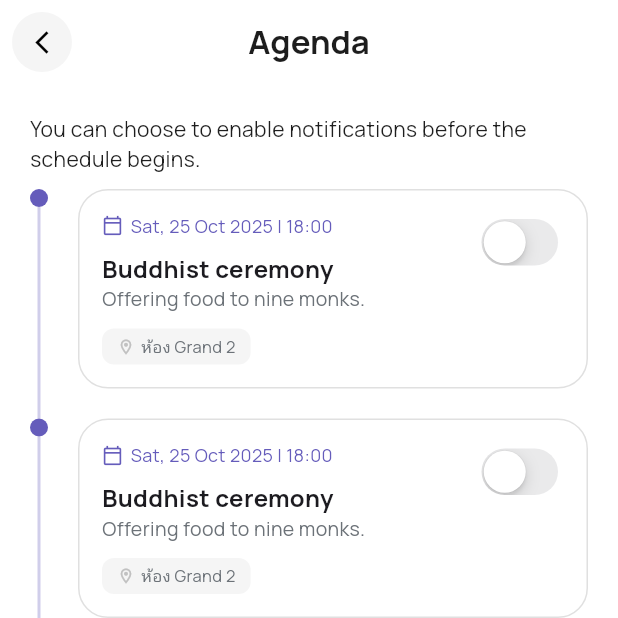
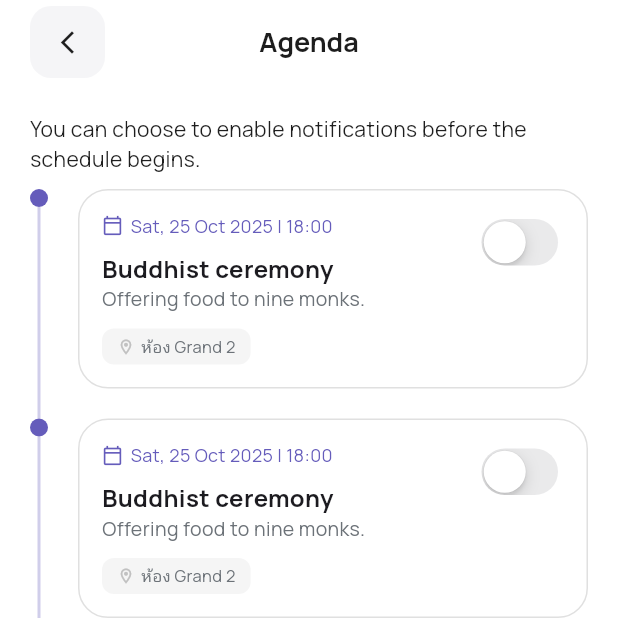
Before and after one commit to Sompong6103/our_moment_app, a Flutter app: the AgendaScreen screen opened directly, on a phone screen of 412 x 824 dp, the top half of it. Run offline on Flutter 3.47's test engine with Material 3 defaults, Android fonts, the phone set to English and light mode, and no system bars; our stand-ins replace flutter_colorpicker, image_picker; missing offline and left inert: mobile_scanner; network calls fail.

Commit message:
🚀 style: update app bar design across multiple screens for consistency

```diff
--- a/MobileApp/lib/features/event/presentation/pages/agenda_screen.dart
+++ b/MobileApp/lib/features/event/presentation/pages/agenda_screen.dart
@@ -25,19 +25,25 @@ class _AgendaScreenState extends State<AgendaScreen> {
       backgroundColor: AppColors.white,
       appBar: AppBar(
         backgroundColor: Colors.white,
+        surfaceTintColor: Colors.white,
         elevation: 0,
+        centerTitle: true,
+        leadingWidth: 90,
         leading: Padding(
-          padding: const EdgeInsets.all(8.0),
-          child: CircleAvatar(
-            backgroundColor: Colors.grey.shade100,
-            child: IconButton(
-              icon: const Icon(Icons.arrow_back_ios_new, color: Colors.black, size: 18),
-              onPressed: () => Navigator.pop(context),
+          padding: const EdgeInsets.only(left: 20, right: 20, top: 4, bottom: 4),
+          child: InkWell(
+            onTap: () => Navigator.of(context).pop(),
+            borderRadius: BorderRadius.circular(14),
+            child: Container(
+              decoration: BoxDecoration(
+                color: AppColors.buttonGrey,
+                borderRadius: BorderRadius.circular(14),
+              ),
+              child: const Icon(Icons.arrow_back_ios_new, size: 18, color: AppColors.textPrimary),
             ),
           ),
         ),
-        title: const Text("Agenda", style: TextStyle(color: AppColors.textPrimary, fontWeight: FontWeight.bold)),
-        centerTitle: true,
+        title: const Text("Agenda", style: TextStyle(fontSize: 18, fontWeight: FontWeight.w700, color: AppColors.textPrimary)),
       ),
       body: Column(
         crossAxisAlignment: CrossAxisAlignment.start,
```
Also changed, not shown: MobileApp/lib/features/event/presentation/pages/event_map_page.dart (+17 -9 lines), MobileApp/lib/features/event/presentation/pages/live_gallary.dart (+14 -8 lines), MobileApp/lib/features/event/presentation/pages/wish_wall_screen.dart (+17 -5 lines).
